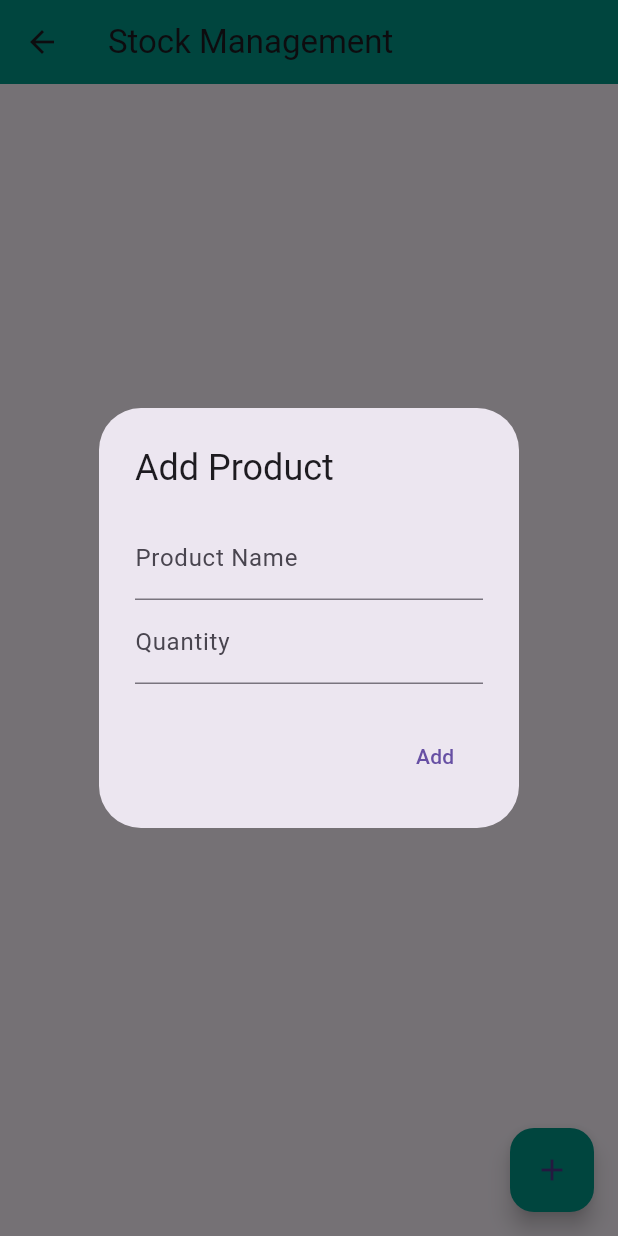
After one commit to havnodio/gusto, a Flutter app: the StockPage screen opened by its route, after a tap on the "add" icon, on a phone screen of 412 x 824 dp. The commit adds this screen. Run offline on Flutter 3.47's test engine with Material 3 defaults, Android fonts, the phone set to English and light mode, and no system bars; our stand-ins replace google_fonts; Roboto replaces fonts that are missing (Arimo).

Commit message:
update 23/07/2025

```diff
--- a/flutter_application/lib/main.dart
+++ b/flutter_application/lib/main.dart
@@ -5,6 +5,7 @@ import 'pages/login_page.dart';
 import 'pages/request_account_page.dart';
 import 'pages/forget_password.dart';
 import 'pages/adminhomepage.dart';
+import 'pages/stock_page.dart';
 
 void main() {
   runApp(const MyApp());
@@ -25,6 +26,7 @@ class MyApp extends StatelessWidget {
         '/request': (context) => const RequestAccountPage(),
         '/forgot': (context) => const ForgetPassword(),
         '/admin': (context) => const AdminHomePage(),
+        '/stock': (context) => const StockPage(),
       },
     );
   }
--- /dev/null
+++ b/flutter_application/lib/pages/stock_page.dart
@@ -0,0 +1,149 @@
+import 'package:flutter/material.dart';
+
+class StockPage extends StatefulWidget {
+  const StockPage({super.key});
+
+  @override
+  State<StockPage> createState() => _StockPageState();
+}
+
+class _StockPageState extends State<StockPage> {
+  List<Map<String, dynamic>> products = [];
+
+  void _addProduct(String name, int quantity) {
+    setState(() {
+      products.add({'name': name, 'quantity': quantity});
+    });
+  }
+
+  void _editProduct(int index, String newName, int newQuantity) {
+    setState(() {
+      products[index]['name'] = newName;
+      products[index]['quantity'] = newQuantity;
+    });
+  }
+
+  void _deleteProduct(int index) {
+    setState(() {
+      products.removeAt(index);
+    });
+  }
+
+  void _showAddDialog() {
+    final nameController = TextEditingController();
+    final quantityController = TextEditingController();
+
+    showDialog(
+      context: context,
+      builder: (_) => AlertDialog(
+        title: const Text("Add Product"),
+        content: Column(
+          mainAxisSize: MainAxisSize.min,
+          children: [
+            TextField(
+              controller: nameController,
+              decoration: const InputDecoration(labelText: "Product Name"),
+            ),
+            TextField(
+              controller: quantityController,
+              keyboardType: TextInputType.number,
+              decoration: const InputDecoration(labelText: "Quantity"),
+            ),
+          ],
+        ),
+        actions: [
+          TextButton(
+            onPressed: () {
+              final name = nameController.text;
+              final quantity = int.tryParse(quantityController.text) ?? 0;
+              if (name.isNotEmpty && quantity > 0) {
+                _addProduct(name, quantity);
+                Navigator.pop(context);
+              }
+            },
+            child: const Text("Add"),
+          ),
+        ],
+      ),
+    );
+  }
+
+  void _showEditDialog(int index) {
+    final nameController = TextEditingController(text: products[index]['name']);
+    final quantityController = TextEditingController(
+      text: products[index]['quantity'].toString(),
+    );
+
+    showDialog(
+      context: context,
+      builder: (_) => AlertDialog(
+        title: const Text("Edit Product"),
+        content: Column(
+          mainAxisSize: MainAxisSize.min,
+          children: [
+            TextField(
+              controller: nameController,
+              decoration: const InputDecoration(labelText: "Product Name"),
+            ),
+            TextField(
+              controller: quantityController,
+              keyboardType: TextInputType.number,
+              decoration: const InputDecoration(labelText: "Quantity"),
+            ),
+          ],
+        ),
+        actions: [
+          TextButton(
+            onPressed: () {
+              final name = nameController.text;
+              final quantity = int.tryParse(quantityController.text) ?? 0;
+              if (name.isNotEmpty && quantity > 0) {
+                _editProduct(index, name, quantity);
+                Navigator.pop(context);
+              }
+            },
+            child: const Text("Save"),
+          ),
+        ],
+      ),
+    );
+  }
+
+  @override
+  Widget build(BuildContext context) {
+    return Scaffold(
+      appBar: AppBar(
+        title: const Text("Stock Management"),
+        backgroundColor: Colors.teal,
+      ),
+      body: ListView.builder(
+        itemCount: products.length,
+        itemBuilder: (_, index) {
+          final product = products[index];
+          return ListTile(
+            title: Text(product['name']),
+            subtitle: Text("Quantity: ${product['quantity']}"),
+            trailing: Row(
+              mainAxisSize: MainAxisSize.min,
+              children: [
+                IconButton(
+                  icon: const Icon(Icons.edit),
+                  onPressed: () => _showEditDialog(index),
+                ),
+                IconButton(
+                  icon: const Icon(Icons.delete),
+                  onPressed: () => _deleteProduct(index),
+                ),
+              ],
+            ),
+          );
+        },
+      ),
+      floatingActionButton: FloatingActionButton(
+        onPressed: _showAddDialog,
+        backgroundColor: Colors.teal,
+        child: const Icon(Icons.add),
+      ),
+    );
+  }
+}
--- a/flutter_application/pubspec.yaml
+++ b/flutter_application/pubspec.yaml
@@ -46,6 +46,7 @@ dev_dependencies:
   # package. See that file for information about deactivating specific lint
   # rules and activating additional ones.
   flutter_lints: ^5.0.0
+  mongo_dart: ^0.10.5
 
 # For information on the generic Dart part of this file, see the
 # following page: https://dart.dev/tools/pub/pubspec
```
Also changed, not shown: flutter_application/lib/pages/AdminHomePage.dart (+4 -4 lines), flutter_application/pubspec.lock.
